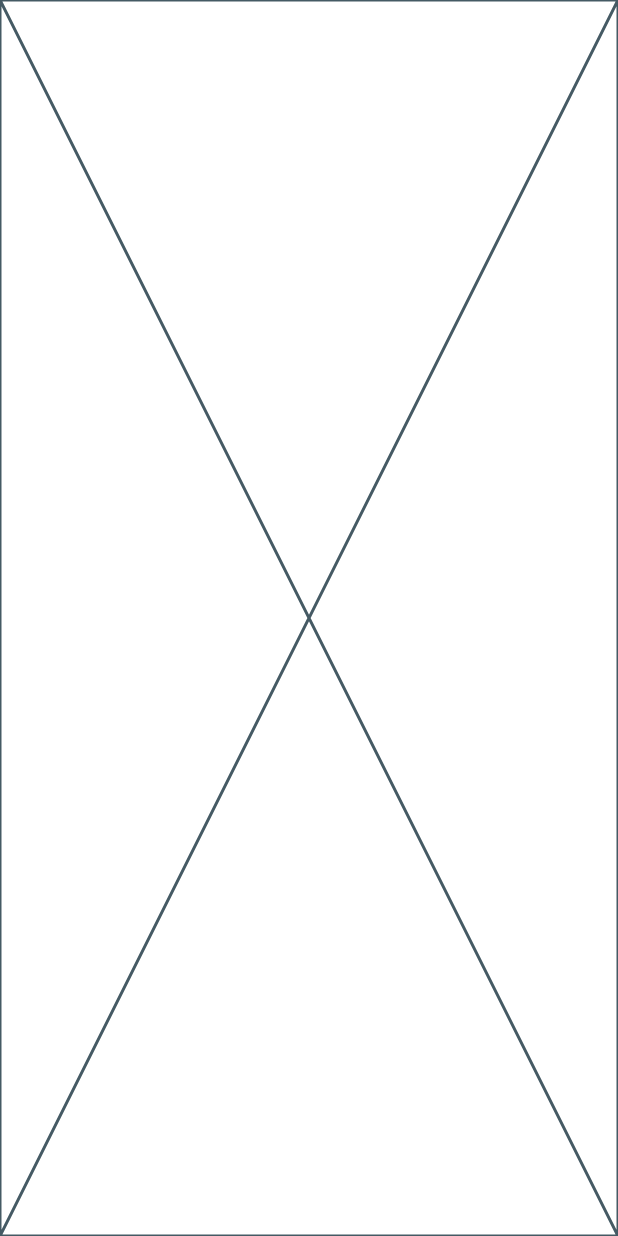
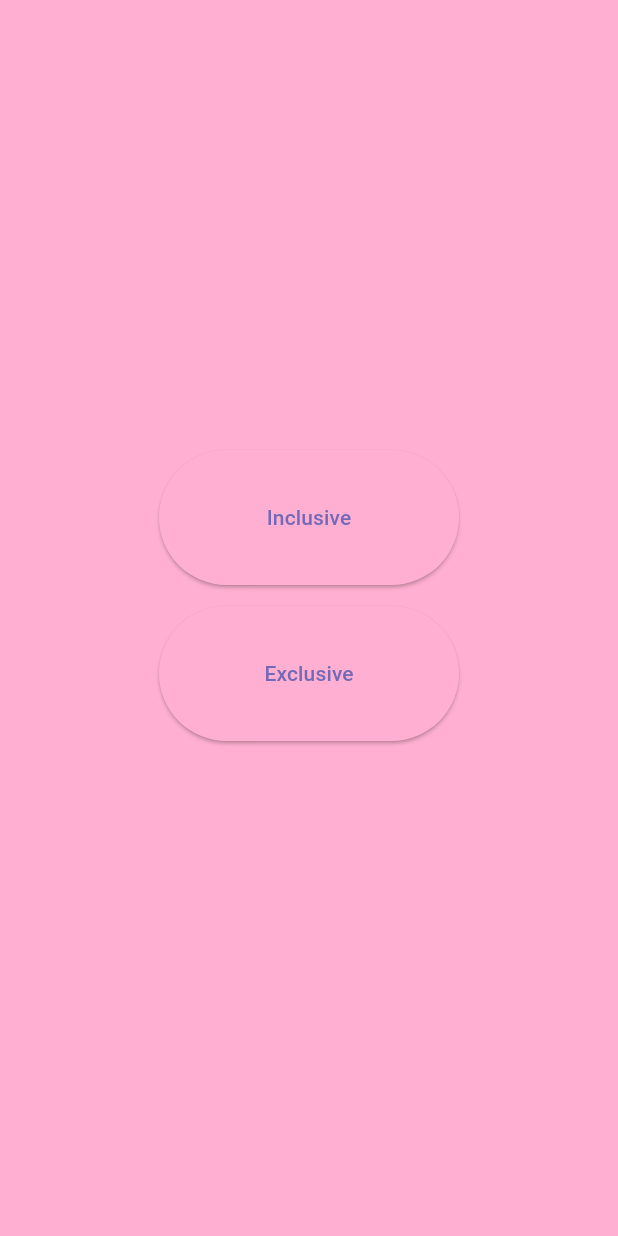
Before and after one commit to Kwasi48/vat_calculator, a Flutter app: the screen it shows after launch, after a tap on "Standard Rate", on a phone screen of 412 x 824 dp. Run offline on Flutter 3.47's test engine with Material 3 defaults, Android fonts, the phone set to English and light mode, and no system bars.

Commit message:
done with all the routing

```diff
--- a/lib/views/HomeScreen.dart
+++ b/lib/views/HomeScreen.dart
@@ -1,6 +1,4 @@
-//import 'package:flutter/cupertino.dart';
 import 'package:flutter/material.dart';
-//import 'package:google_fonts/google_fonts.dart';
 import 'package:vat_calculator/model/theme/theme.dart';
 import 'package:vat_calculator/views/flatrate.dart';
 import 'package:vat_calculator/views/stanrate.dart';
--- a/lib/views/stanrate.dart
+++ b/lib/views/stanrate.dart
@@ -1,10 +1,48 @@
 import 'package:flutter/material.dart';
+import 'package:vat_calculator/views/inclusive.dart';
+
+import 'exclusive.dart';
 
 class standardScreen extends StatelessWidget {
   const standardScreen({super.key});
 
   @override
   Widget build(BuildContext context) {
-    return const Placeholder();
+    return Scaffold(
+      body: SingleChildScrollView(
+        child: Center(
+          child: Column(
+            children: <Widget>[
+              const SizedBox(height: 300,),
+              SizedBox(
+                height: 90, width: 200,
+                child: inclusiveRate('Inclusive', context),
+              ),
+              SizedBox(height: 14,),
+              SizedBox(
+                height: 90, width: 200,
+                child:  exclusiveRate('Exclusive', context),
+              )
+            ],
+          ),
+        ),
+      ),
+    );
+  }
+
+  Widget inclusiveRate (String text, BuildContext context){
+    return ElevatedButton(onPressed: (){
+      Navigator.of(context).push(MaterialPageRoute(builder: (context) => const inclusiveTax()));
+    },
+      child: Text(text),
+    );
+  }
+
+  Widget exclusiveRate (String text, BuildContext context){
+    return ElevatedButton(onPressed: (){
+      Navigator.of(context).push(MaterialPageRoute(builder: (context) => const exclusiveTax()));
+    },
+      child: Text(text),
+    );
   }
 }
```
